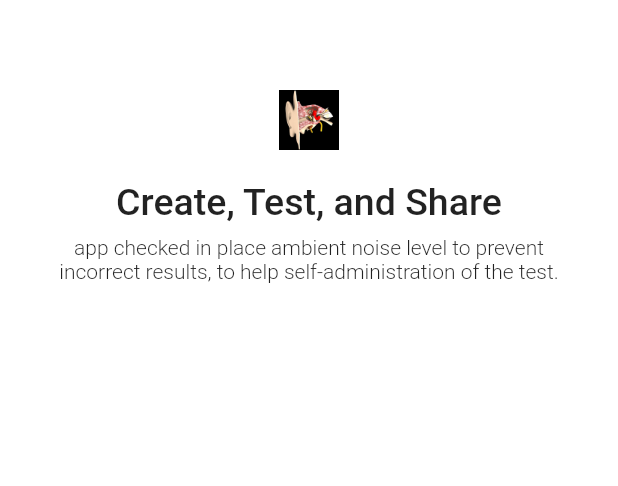
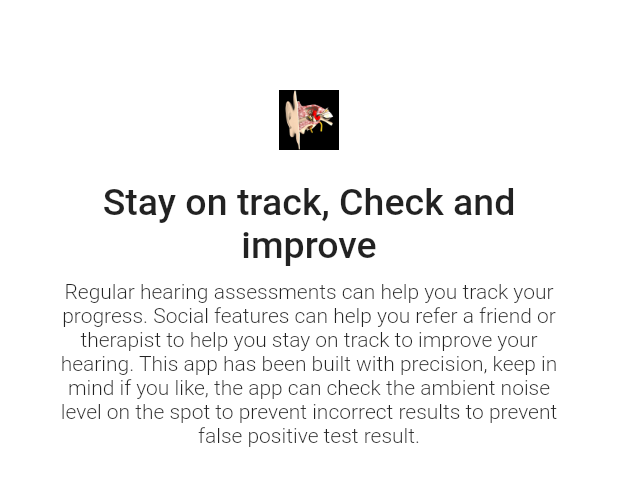
Before and after one commit to NickZt/hearing_landos, a Flutter app: the SecondHeader widget shown alone on an empty page, opened directly, on a phone screen of 412 x 824 dp. Shown: the top 486 px of the screen. Run offline on Flutter 3.47's test engine with Material 2 defaults, Android fonts, the phone set to English and light mode, and no system bars; our stand-ins replace bloc, equatable, rxdart.

Commit message:
fix some texts

```diff
--- a/lib/data/general_data.dart
+++ b/lib/data/general_data.dart
@@ -11,18 +11,10 @@ Color headerColor = Colors.black87;
 
 /// One
 String playStoreUrl = "https://play.google.com/store/apps/details?id=ua.zt.mezon.audiology.hearingtest";
-// String appHeading = S.of(context).hearing_appHeading;
-// String appDescription = S.of(context).hearing_appDescription;
 
 /// Two
-// String maintitle = S.of(context).hearing_maintitle;
-// String maindescription = S.of(context).hearing_maindescription;
-
-// String closingTitle = S.of(context).hearing_closingTitle;
-// String closingDescription = S.of(context).hearing_closingDescription;
 String coverImage = "woman-4581024.jpg";
 
-// String finaCalltoAction = S.of(context).hearing_finaCalltoAction;
 String youtubeVideoUrl = "https://www.youtube.com/channel/UC-WROSkR5KGAxMIpf2EaLBQ";
 
 String aboutUsUrl = "https://www.linkedin.com/in/nickzt/";
@@ -151,7 +143,7 @@ List<FeatureTileModel> getFeaturesTiles1(){
   //3
   featureTileModel.setImagePath("1611324524091.JPEG");
   featureTileModel.setTitle("See Detailed Result Analysis");
-  featureTileModel.setDescription("All student detailed result analysis is generated and student performance is send to Parents instantly");
+  featureTileModel.setDescription("All detailed assessment results are stored locally. If you like, you can share them using social functions. ");
   tileFeatures.add(featureTileModel);
 
   featureTileModel = new FeatureTileModel();
@@ -166,16 +158,16 @@ List<FeatureTileModel> getFeaturesTiles2(){
 
   //4
   featureTileModel.setImagePath("header_screenshot.png");
-  featureTileModel.setTitle("5 User Categories");
-  featureTileModel.setDescription("Personalized Interface for all use cases, Either its Teacher, Student Parents Or School Admin");
+  featureTileModel.setTitle("2 User Categories");
+  featureTileModel.setDescription("Personalized Interface for all use cases, Either its User, Friend  Or Doctor");
   tileFeatures.add(featureTileModel);
 
   featureTileModel = new FeatureTileModel();
 
   //5
   featureTileModel.setImagePath("1611324524091.JPEG");
-  featureTileModel.setTitle("Create Daily Test");
-  featureTileModel.setDescription("Teachers can create daily test to test student performance on a regular basis.");
+  featureTileModel.setTitle("Create reminders");
+  featureTileModel.setDescription("A friend or doctor can create reminders to help with regular assessments or exercises.");
   tileFeatures.add(featureTileModel);
 
   featureTileModel = new FeatureTileModel();
--- a/lib/l10n/intl_en.arb
+++ b/lib/l10n/intl_en.arb
@@ -10,8 +10,8 @@
   "@hearing_closingTitle": {},
   "hearing_finaCalltoAction": "What are you waiting for? Download today!",
   "@hearing_finaCalltoAction": {},
-  "hearing_maindescription": "app checked in place ambient noise level to prevent incorrect results, to help self-administration of the test.",
+  "hearing_maindescription": "Regular hearing assessments can help you track your progress. Social features can help you refer a friend or therapist to help you stay on track to improve your hearing. This app has been built with precision, keep in mind if you like, the app can check the ambient noise level on the spot to prevent incorrect results to prevent false positive test result.",
   "@hearing_maindescription": {},
-  "hearing_maintitle": "Create, Test, and Share",
+  "hearing_maintitle": "Stay on track, Check and improve",
   "@hearing_maintitle": {}
 }
```
Also changed, not shown: lib/generated/intl/messages_en.dart, lib/generated/l10n.dart, 1 other file.
